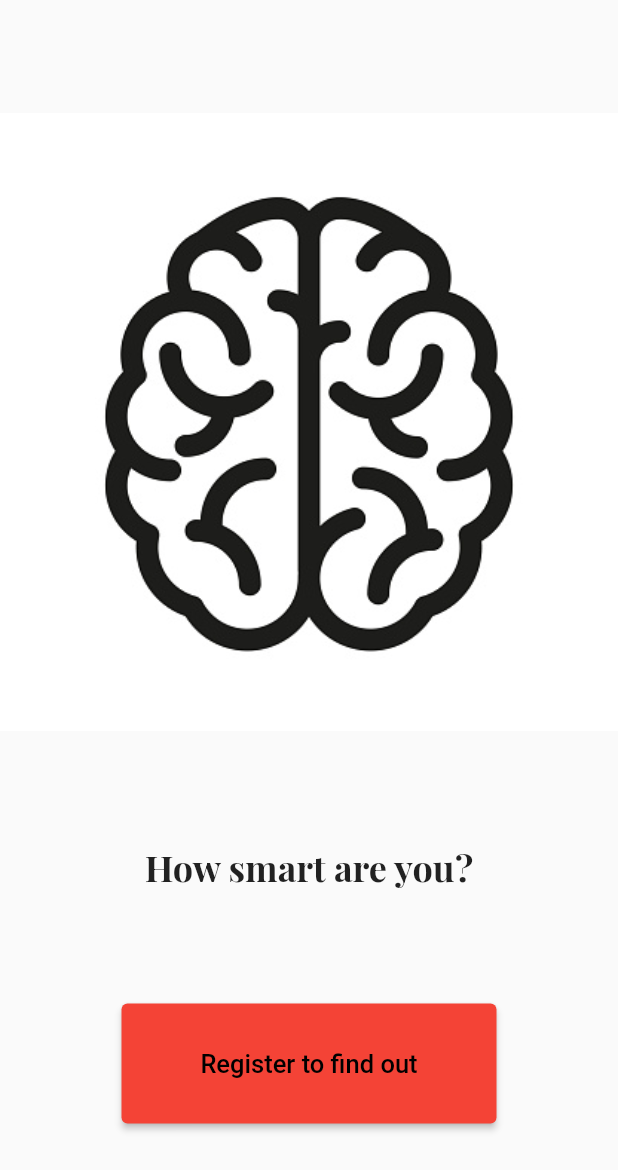
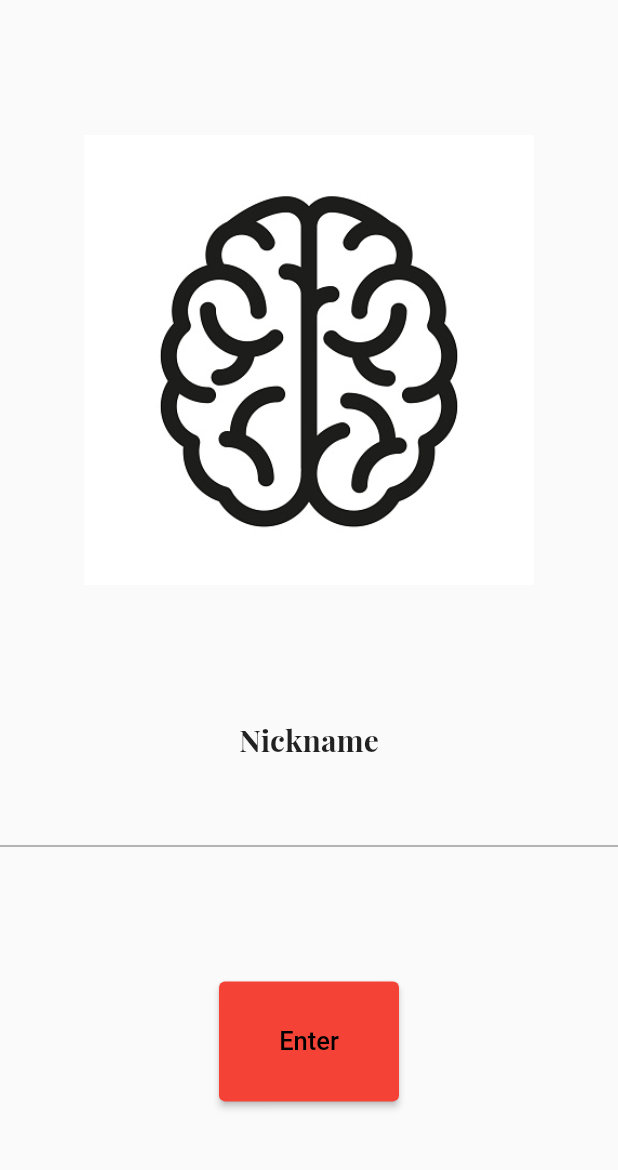
Before and after one commit to Goal-Digger1/how_smart_are_you, a Flutter app: the screen it shows after launch, after a tap on "Register to find out", on a phone screen of 412 x 824 dp. Shown: the top 1170 px of the screen. Run offline on Flutter 3.47's test engine with Material 2 defaults, Android fonts, the phone set to English and light mode, and no system bars.

Commit message:
Added register page

```diff
--- a/lib/main.dart
+++ b/lib/opening.dart
@@ -1,4 +1,5 @@
 import 'package:flutter/material.dart';
+import 'package:how_smart_are_you/register.dart';
 
 void main() => runApp(MaterialApp(
   home: Opening(),
@@ -26,7 +27,9 @@ class Opening extends StatelessWidget {
             height: 80.0,
             width: 250.0,
             child: ElevatedButton(
-              onPressed: () {  },
+              onPressed: () { Navigator.pushReplacement(context,
+                  MaterialPageRoute(builder: (context) => Register()));
+               },
               child: const Text(
                 'Register to find out',
                 style: TextStyle(
--- /dev/null
+++ b/lib/register.dart
@@ -0,0 +1,55 @@
+import 'package:flutter/material.dart';
+
+class Register extends StatelessWidget {
+  @override
+  Widget build(BuildContext context) {
+    return Scaffold(
+      body: Column(
+        mainAxisAlignment: MainAxisAlignment.spaceEvenly,
+        children: <Widget>[
+          Image.asset(
+            'images/mainIcon.jpg',
+            height: 300,
+            width: 300
+          ),
+
+          Form(
+            child: Column(
+              children: <Widget>[
+                Text(
+                  "Nickname",
+                  style: TextStyle(
+                      fontSize: 20.0,
+                      fontWeight: FontWeight.bold,
+                      fontFamily: 'PlayfairDisplay'
+                  ),
+                ),
+                SizedBox(height: 10.0,width: 10.0),
+                TextFormField(
+
+              ),
+              ]
+            ),
+          ),
+          Container(
+            height: 80.0,
+            width: 120.0,
+            child: ElevatedButton(
+                onPressed: () {  },
+                child: const Text(
+                  'Enter',
+                  style: TextStyle(
+                    fontSize: 17.0,
+                    color: Colors.black,
+                  ),
+                ),
+                style: ButtonStyle(
+                  backgroundColor: MaterialStateProperty.all<Color>(Colors.red),
+                )
+            ),
+          ),
+        ],
+      ),
+    );
+  }
+}
```
Also changed, not shown: 1 other file.
